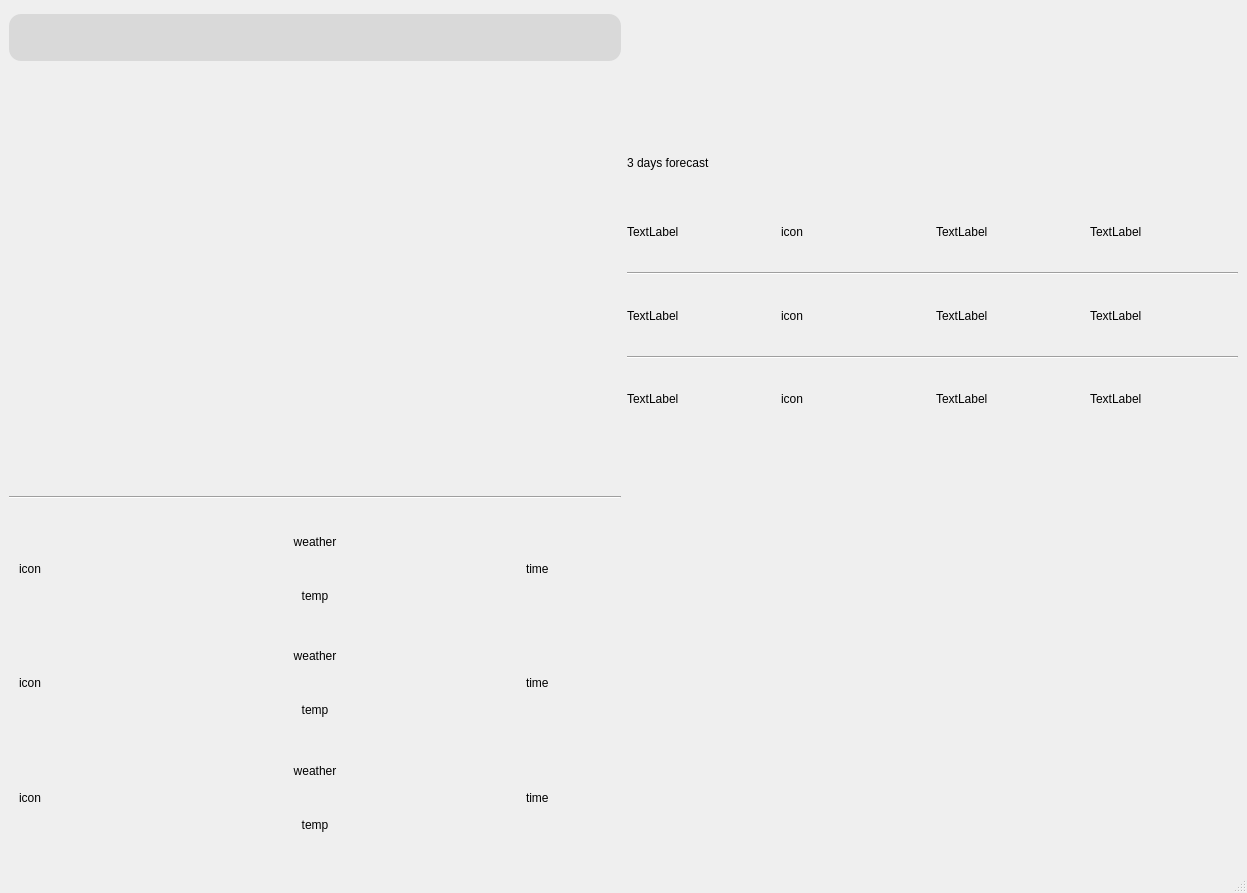
Before: the Qt Designer form mainwindow.ui in Aalok376/SkyScout, drawn with Qt 5.
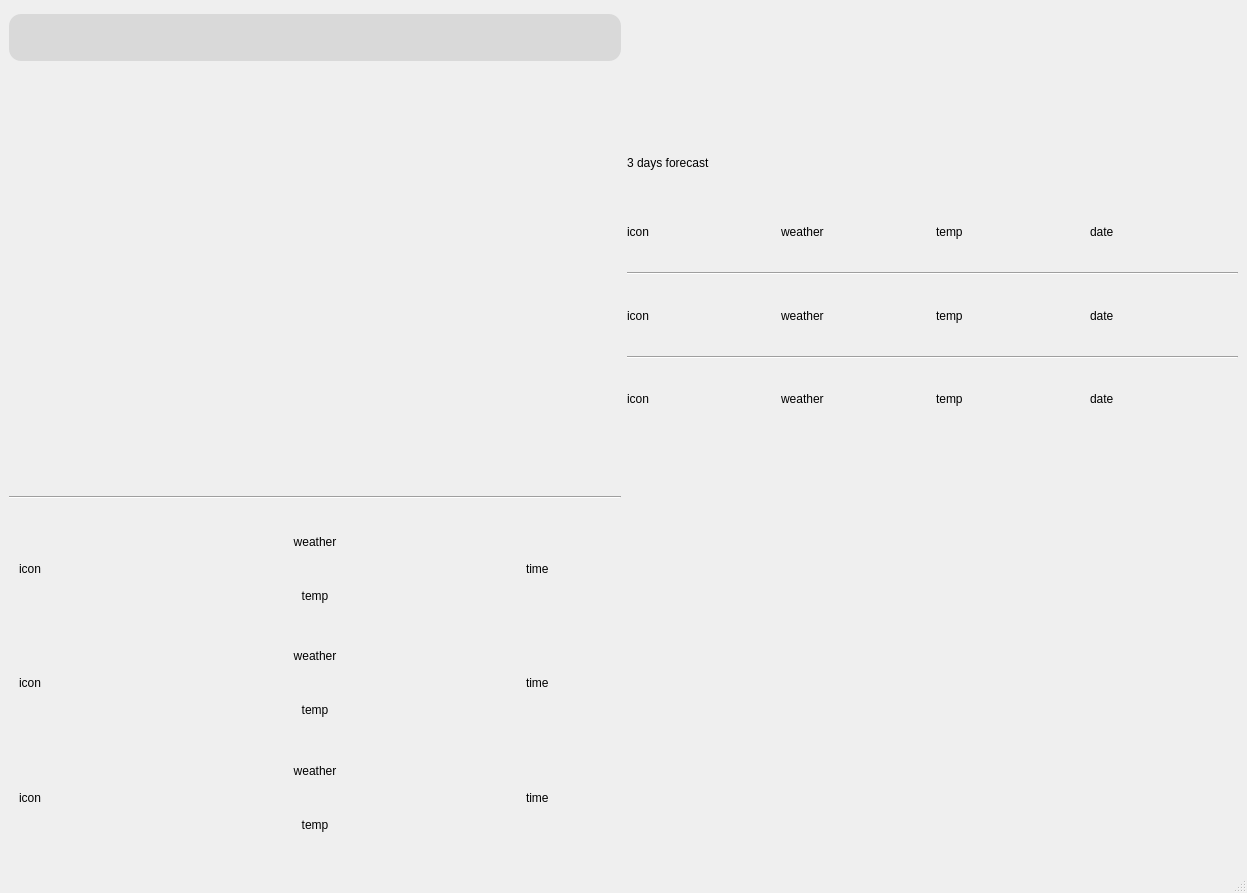
After: the same form once the commit is applied. Icons and pictures are not drawn.

```diff
--- a/mainwindow.ui
+++ b/mainwindow.ui
@@ -441,16 +441,6 @@
                   <property name="styleSheet">
                    <string notr="true">color:black;
 background:transparent;</string>
-                  </property>
-                  <property name="text">
-                   <string>TextLabel</string>
-                  </property>
-                 </widget>
-                </item>
-                <item>
-                 <widget class="QLabel" name="label_19">
-                  <property name="styleSheet">
-                   <string notr="true">background:transparent;</string>
                   </property>
                   <property name="text">
                    <string>icon</string>
@@ -460,11 +450,21 @@
                 <item>
                  <widget class="QLabel" name="label_23">
                   <property name="styleSheet">
+                   <string notr="true">background:transparent;</string>
+                  </property>
+                  <property name="text">
+                   <string>weather</string>
+                  </property>
+                 </widget>
+                </item>
+                <item>
+                 <widget class="QLabel" name="fTemp1">
+                  <property name="styleSheet">
                    <string notr="true">color:black;
 background:transparent;</string>
                   </property>
                   <property name="text">
-                   <string>TextLabel</string>
+                   <string>temp</string>
                   </property>
                  </widget>
                 </item>
@@ -475,7 +475,7 @@
 background:transparent;</string>
                   </property>
                   <property name="text">
-                   <string>TextLabel</string>
+                   <string>date</string>
                   </property>
                  </widget>
                 </item>
@@ -495,16 +495,6 @@
                   <property name="styleSheet">
                    <string notr="true">color:black;
 background:transparent;</string>
-                  </property>
-                  <property name="text">
-                   <string>TextLabel</string>
-                  </property>
-                 </widget>
-                </item>
-                <item>
-                 <widget class="QLabel" name="label_21">
-                  <property name="styleSheet">
-                   <string notr="true">background:transparent;</string>
                   </property>
                   <property name="text">
                    <string>icon</string>
@@ -514,11 +504,21 @@
                 <item>
                  <widget class="QLabel" name="label_29">
                   <property name="styleSheet">
+                   <string notr="true">background:transparent;</string>
+                  </property>
+                  <property name="text">
+                   <string>weather</string>
+                  </property>
+                 </widget>
+                </item>
+                <item>
+                 <widget class="QLabel" name="fTemp2">
+                  <property name="styleSheet">
                    <string notr="true">color:black;
 background:transparent;</string>
                   </property>
                   <property name="text">
-                   <string>TextLabel</string>
+                   <string>temp</string>
                   </property>
                  </widget>
                 </item>
@@ -529,7 +529,7 @@
 background:transparent;</string>
                   </property>
                   <property name="text">
-                   <string>TextLabel</string>
+                   <string>date</string>
                   </property>
                  </widget>
                 </item>
@@ -549,16 +549,6 @@
                   <property name="styleSheet">
                    <string notr="true">color:black;
 background:transparent;</string>
-                  </property>
-                  <property name="text">
-                   <string>TextLabel</string>
-                  </property>
-                 </widget>
-                </item>
-                <item>
-                 <widget class="QLabel" name="label_20">
-                  <property name="styleSheet">
-                   <string notr="true">background:transparent;</string>
                   </property>
                   <property name="text">
                    <string>icon</string>
@@ -568,11 +558,21 @@
                 <item>
                  <widget class="QLabel" name="label_26">
                   <property name="styleSheet">
+                   <string notr="true">background:transparent;</string>
+                  </property>
+                  <property name="text">
+                   <string>weather</string>
+                  </property>
+                 </widget>
+                </item>
+                <item>
+                 <widget class="QLabel" name="fTemp3">
+                  <property name="styleSheet">
                    <string notr="true">color:black;
 background:transparent;</string>
                   </property>
                   <property name="text">
-                   <string>TextLabel</string>
+                   <string>temp</string>
                   </property>
                  </widget>
                 </item>
@@ -583,7 +583,7 @@
 background:transparent;</string>
                   </property>
                   <property name="text">
-                   <string>TextLabel</string>
+                   <string>date</string>
                   </property>
                  </widget>
                 </item>
```
Left out of the diff: 18 changed lines with no effect on the pictures.
